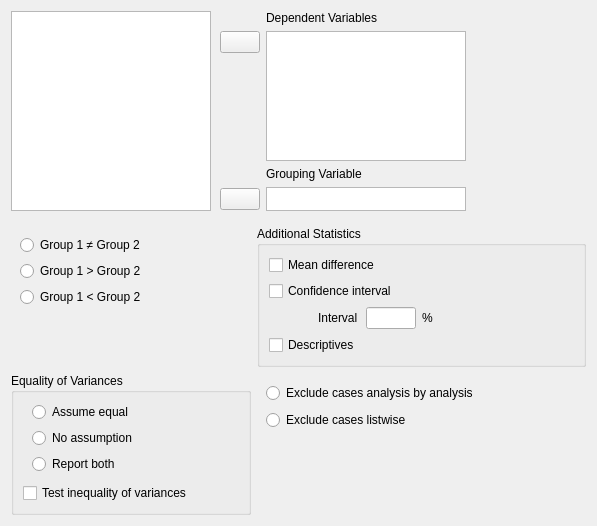
Before: the Qt Designer form JASP-Desktop/analysisforms/ttestindependentsamplesform.ui in jasp-stats/jasp-desktop, drawn with Qt 5.
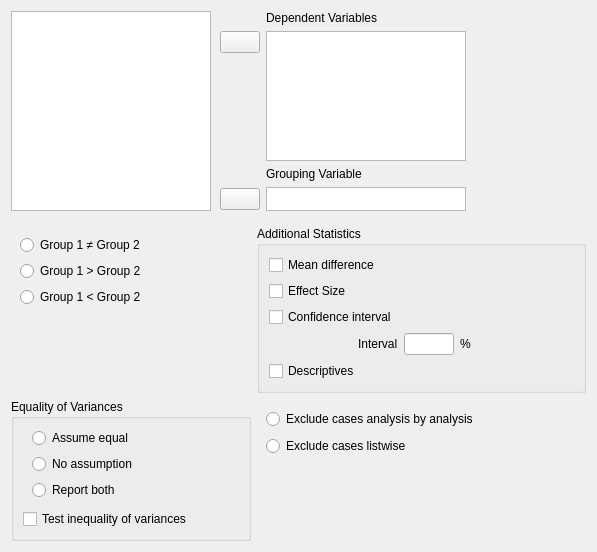
After: the same form once the commit is applied. Custom widgets are drawn as their Qt base class.

Commit message:
1S + IS T-Test (Added effect size)
fixes #495

```diff
--- a/JASP-Desktop/analysisforms/ttestindependentsamplesform.ui
+++ b/JASP-Desktop/analysisforms/ttestindependentsamplesform.ui
@@ -130,38 +130,38 @@
       <string>Additional Statistics</string>
      </property>
      <layout class="QGridLayout" name="gridLayout_3">
-      <item row="2" column="0">
+      <item row="3" column="0">
        <widget class="QWidget" name="widget_4" native="true"/>
       </item>
-      <item row="2" column="1">
+      <item row="3" column="1">
        <widget class="QLabel" name="label">
         <property name="text">
          <string>Interval</string>
         </property>
        </widget>
       </item>
-      <item row="1" column="0" colspan="4">
+      <item row="2" column="0" colspan="4">
        <widget class="BoundCheckBox" name="confidenceInterval">
         <property name="text">
          <string>Confidence interval</string>
         </property>
        </widget>
       </item>
-      <item row="2" column="3">
+      <item row="3" column="3">
        <widget class="QLabel" name="label_2">
         <property name="text">
          <string>%</string>
         </property>
        </widget>
       </item>
-      <item row="3" column="0" colspan="2">
+      <item row="4" column="0" colspan="2">
        <widget class="BoundCheckBox" name="descriptives">
         <property name="text">
          <string>Descriptives</string>
         </property>
        </widget>
       </item>
-      <item row="2" column="2">
+      <item row="3" column="2">
        <widget class="BoundTextBox" name="confidenceIntervalInterval">
         <property name="sizePolicy">
          <sizepolicy hsizetype="Preferred" vsizetype="Fixed">
@@ -184,7 +184,7 @@
         </property>
        </widget>
       </item>
-      <item row="2" column="4">
+      <item row="3" column="4">
        <spacer name="horizontalSpacer">
         <property name="orientation">
          <enum>Qt::Horizontal</enum>
@@ -197,6 +197,13 @@
         </property>
        </spacer>
       </item>
+      <item row="1" column="0">
+       <widget class="BoundCheckBox" name="effectSize">
+        <property name="text">
+         <string>Effect Size</string>
+        </property>
+       </widget>
+      </item>
      </layout>
     </widget>
    </item>
```
The commit also changes 5 other files.
